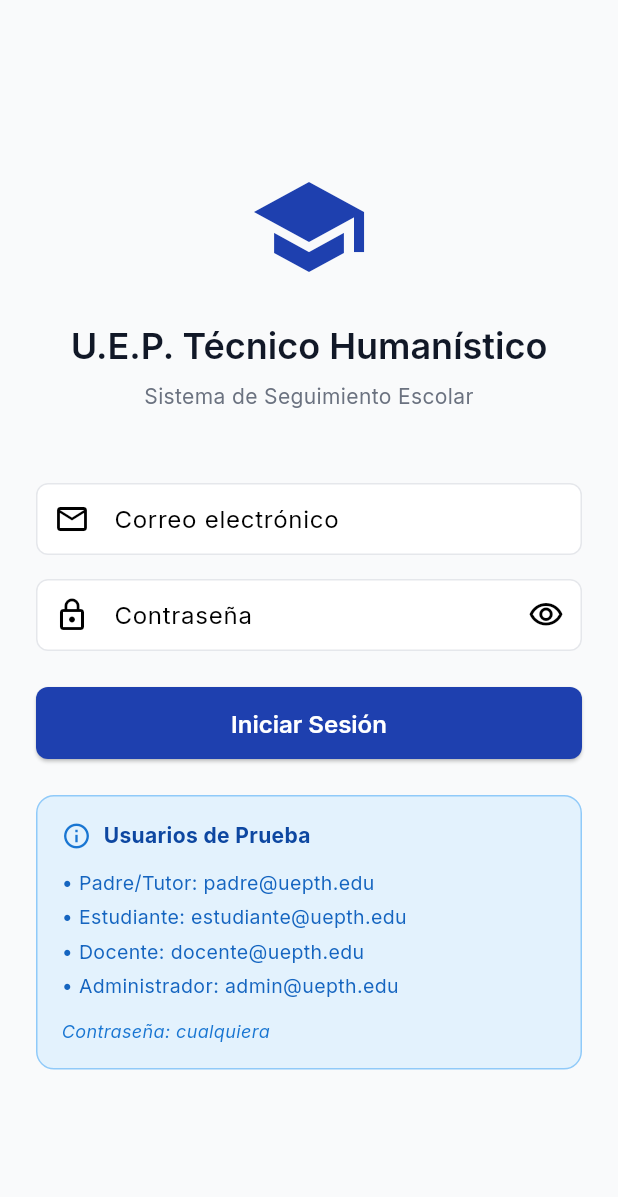
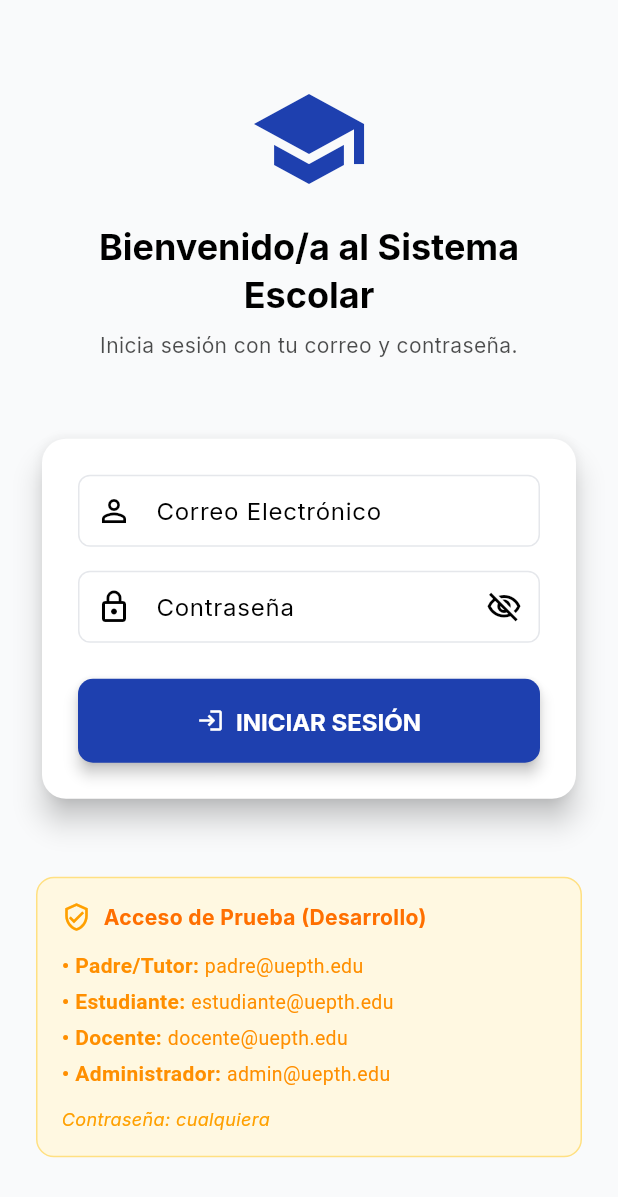
Before and after one commit to RennzoxD/colegio_app, a Flutter app: the screen it shows after launch, on a phone screen of 412 x 824 dp. Shown: the top 1197 px of the screen. Run offline on Flutter 3.47's test engine with Material 3 defaults, Android fonts, the light colour scheme and no system bars; our stand-ins replace google_fonts; accounts and stored records are empty.

Commit message:
feat: Implementación del nuevo diseño de login (Mejoras UX/UI)

```diff
--- a/lib/presentation/screens/auth/login_screen.dart
+++ b/lib/presentation/screens/auth/login_screen.dart
@@ -5,6 +5,9 @@ import '../parent/parent_dashboard.dart';
 import '../student/student_dashboard.dart';
 import '../teacher/teacher_dashboard.dart';
 import '../admin/admin_dashboard.dart';
+
+// Asumiendo que UserRole está definido en tu auth_provider.dart
+enum UserRole { parent, student, teacher, admin }
 
 /// Pantalla de Login
 class LoginScreen extends StatefulWidget {
@@ -51,7 +54,7 @@ class _LoginScreenState extends State<LoginScreen> {
       Widget dashboard;
 
       switch (user.role) {
-          case UserRole.parent:
+        case UserRole.parent: // Asegúrate de que esta línea esté presente y correcta
           dashboard = const ParentDashboard();
           break;
         case UserRole.student:
@@ -63,6 +66,14 @@ class _LoginScreenState extends State<LoginScreen> {
         case UserRole.admin:
           dashboard = const AdminDashboard();
           break;
+        // ⭐ SOLUCIÓN CLAVE: Añadir un 'default' si el rol no está cubierto o es inesperado
+        default:
+          // Puedes navegar a una pantalla de error, un login de nuevo, o un dashboard genérico.
+          // Aquí vamos a un dashboard por defecto (ej. estudiante) o mostramos un error.
+          // Para ser seguro, puedes lanzar un error o ir al dashboard de estudiante:
+          dashboard = const StudentDashboard();
+          // O podrías mostrar un error en pantalla (más recomendado para producción):
+          // throw Exception("Rol de usuario desconocido: ${user.role}");
       }
 
         // Navegar al dashboard correspondiente
@@ -75,55 +86,79 @@ class _LoginScreenState extends State<LoginScreen> {
 
   @override
   Widget build(BuildContext context) {
+    // Definimos el ancho máximo para que se vea bien en pantallas grandes (web/tablet)
+    final isLargeScreen = MediaQuery.of(context).size.width > 600;
+    final maxCardWidth = isLargeScreen ? 400.0 : double.infinity;
+
     return Scaffold(
       body: SafeArea(
         child: Center(
           child: SingleChildScrollView(
             padding: const EdgeInsets.all(24.0),
+            child: ConstrainedBox(
+              constraints: BoxConstraints(maxWidth: maxCardWidth),
               child: Consumer<AuthProvider>(
                 builder: (context, authProvider, child) {
-                return Form(
-                  key: _formKey,
-                  child: Column(
+                  return Column(
                     mainAxisAlignment: MainAxisAlignment.center,
                     crossAxisAlignment: CrossAxisAlignment.stretch,
                     children: [
-                      // Logo o icono del colegio
+                      // --- Encabezado Mejorado ---
+                      // Puedes reemplazar el Icon con un Image.asset si tienes un logo
                       Icon(
-                        Icons.school,
+                        Icons.school_sharp, // Icono ligeramente diferente
                         size: 80,
-                        color: Theme.of(context).primaryColor,
+                        color: Theme.of(context).colorScheme.primary, // Usamos colorScheme
                       ),
-                      const SizedBox(height: 24),
-
-                      // Título
+                      const SizedBox(height: 16),
                       Text(
-                        'U.E.P. Técnico Humanístico',
-                        style: Theme.of(context).textTheme.headlineMedium,
+                        'Bienvenido/a al Sistema Escolar',
+                        style: Theme.of(context).textTheme.headlineSmall?.copyWith(
+                              fontWeight: FontWeight.bold,
+                              color: Theme.of(context).colorScheme.onBackground,
+                            ),
                         textAlign: TextAlign.center,
                       ),
                       const SizedBox(height: 8),
-
-                      // Subtítulo
                       Text(
-                        'Sistema de Seguimiento Escolar',
-                        style: Theme.of(context).textTheme.bodyMedium,
+                        'Inicia sesión con tu correo y contraseña.',
+                        style: Theme.of(context).textTheme.bodyMedium?.copyWith(
+                              color: Theme.of(context).colorScheme.onBackground.withOpacity(0.7),
+                            ),
                         textAlign: TextAlign.center,
                       ),
                       const SizedBox(height: 48),
 
+                      // --- Contenedor del Formulario (Card Elevado) ---
+                      Card(
+                        elevation: 8, // Una sombra más marcada para un look moderno
+                        shape: RoundedRectangleBorder(
+                          borderRadius: BorderRadius.circular(16),
+                        ),
+                        child: Padding(
+                          padding: const EdgeInsets.all(24.0),
+                          child: Form(
+                            key: _formKey,
+                            child: Column(
+                              mainAxisSize: MainAxisSize.min, // Ocupar el espacio mínimo vertical
+                              children: [
                                 // Campo de Email
                                 TextFormField(
                                   controller: _emailController,
                                   keyboardType: TextInputType.emailAddress,
-                        decoration: const InputDecoration(
-                          labelText: 'Correo electrónico',
-                          prefixIcon: Icon(Icons.email_outlined),
+                                  decoration: InputDecoration(
+                                    labelText: 'Correo Electrónico',
+                                    prefixIcon: const Icon(Icons.person_outline), // Icono más común para login
+                                    border: OutlineInputBorder(borderRadius: BorderRadius.circular(10)), // Bordes redondeados
                                     hintText: 'ejemplo@uepth.edu',
                                   ),
                                   validator: (value) {
                                     if (value == null || value.isEmpty) {
                                       return 'Por favor ingresa tu correo';
+                                    }
+                                    // Validación simple de formato de email (opcional)
+                                    if (!value.contains('@') || !value.contains('.')) {
+                                       return 'Ingresa un correo válido';
                                     }
                                     return null;
                                   },
@@ -137,11 +172,12 @@ class _LoginScreenState extends State<LoginScreen> {
                                   decoration: InputDecoration(
                                     labelText: 'Contraseña',
                                     prefixIcon: const Icon(Icons.lock_outline),
+                                    border: OutlineInputBorder(borderRadius: BorderRadius.circular(10)), // Bordes redondeados
                                     suffixIcon: IconButton(
                                       icon: Icon(
                                         _obscurePassword
-                                ? Icons.visibility_outlined
-                                : Icons.visibility_off_outlined,
+                                            ? Icons.visibility_off_outlined
+                                            : Icons.visibility_outlined,
                                       ),
                                       onPressed: () {
                                         setState(() {
@@ -161,53 +197,49 @@ class _LoginScreenState extends State<LoginScreen> {
 
                                 // Mostrar error si hay
                                 if (authProvider.errorMessage != null)
-                        Container(
-                          padding: const EdgeInsets.all(12),
-                          margin: const EdgeInsets.only(bottom: 16),
-                          decoration: BoxDecoration(
-                            color: Colors.red.shade50,
-                            borderRadius: BorderRadius.circular(8),
-                            border: Border.all(color: Colors.red.shade200),
+                                  _buildErrorMessage(context, authProvider.errorMessage!),
+
+                                // Botón de Iniciar Sesión
+                                SizedBox(
+                                  height: 56, // Botón un poco más alto
+                                  child: ElevatedButton.icon(
+                                    icon: authProvider.isLoading ? const SizedBox.shrink() : const Icon(Icons.login),
+                                    label: authProvider.isLoading
+                                        ? const SizedBox(
+                                            height: 20,
+                                            width: 20,
+                                            child: CircularProgressIndicator(
+                                              strokeWidth: 2.5, // Grosor ligeramente mayor
+                                              color: Colors.white,
                                             ),
-                          child: Row(
-                            children: [
-                              Icon(Icons.error_outline, color: Colors.red.shade700),
-                              const SizedBox(width: 8),
-                              Expanded(
-                                child: Text(
-                                  authProvider.errorMessage!,
-                                  style: TextStyle(color: Colors.red.shade700),
+                                          )
+                                        : const Text('INICIAR SESIÓN', style: TextStyle(fontSize: 16, fontWeight: FontWeight.bold)),
+                                    onPressed: authProvider.isLoading ? null : _handleLogin,
+                                    style: ElevatedButton.styleFrom(
+                                      shape: RoundedRectangleBorder(
+                                        borderRadius: BorderRadius.circular(10), // Borde redondeado
+                                      ),
+                                      minimumSize: const Size(double.infinity, 56), // Asegura ancho completo
+                                      backgroundColor: Theme.of(context).colorScheme.primary, // Usa el color primario
+                                      foregroundColor: Theme.of(context).colorScheme.onPrimary, // Texto en color opuesto al primario
+                                      elevation: 4,
+                                    ),
                                   ),
                                 ),
                               ],
                             ),
                           ),
-
-                      // Botón de Iniciar Sesión
-                      SizedBox(
-                        height: 48,
-                        child: ElevatedButton(
-                          onPressed: authProvider.isLoading ? null : _handleLogin,
-                          child: authProvider.isLoading
-                            ? const SizedBox(
-                                height: 20,
-                                width: 20,
-                                child: CircularProgressIndicator(
-                                  strokeWidth: 2,
-                                  color: Colors.white,
-                                ),
-                              )
-                            : const Text('Iniciar Sesión'),
                         ),
                       ),
-                      const SizedBox(height: 24),
+                      const SizedBox(height: 48),
 
-                      // Información de prueba
+                      // Información de prueba (Movida fuera del Card principal)
+                      if (authProvider.currentUser == null) // Solo si no ha iniciado sesión
                          _buildTestInfoCard(),
                     ],
-                  ),
                   );
                 },
+              ),
             ),
           ),
         ),
@@ -215,27 +247,53 @@ class _LoginScreenState extends State<LoginScreen> {
     );
   }
 
-  /// Card con información de usuarios de prueba
+  // Widget para el mensaje de error (Ligeramente ajustado)
+  Widget _buildErrorMessage(BuildContext context, String message) {
+    return Container(
+      padding: const EdgeInsets.all(12),
+      margin: const EdgeInsets.only(bottom: 16),
+      decoration: BoxDecoration(
+        color: Theme.of(context).colorScheme.error.withOpacity(0.1),
+        borderRadius: BorderRadius.circular(8),
+        border: Border.all(color: Theme.of(context).colorScheme.error.withOpacity(0.5)),
+      ),
+      child: Row(
+        children: [
+          Icon(Icons.error, color: Theme.of(context).colorScheme.error),
+          const SizedBox(width: 8),
+          Expanded(
+            child: Text(
+              message,
+              style: TextStyle(color: Theme.of(context).colorScheme.error, fontWeight: FontWeight.w500),
+            ),
+          ),
+        ],
+      ),
+    );
+  }
+
+
+  /// Card con información de usuarios de prueba (Colores y estilo ajustados)
   Widget _buildTestInfoCard() {
     return Container(
       padding: const EdgeInsets.all(16),
       decoration: BoxDecoration(
-        color: Colors.blue.shade50,
+        color: Colors.amber.shade50,
         borderRadius: BorderRadius.circular(12),
-        border: Border.all(color: Colors.blue.shade200),
+        border: Border.all(color: Colors.amber.shade200),
       ),
       child: Column(
         crossAxisAlignment: CrossAxisAlignment.start,
         children: [
           Row(
             children: [
-              Icon(Icons.info_outline, color: Colors.blue.shade700, size: 20),
+              Icon(Icons.verified_user_outlined, color: Colors.amber.shade700, size: 20),
               const SizedBox(width: 8),
               Text(
-                'Usuarios de Prueba',
+                'Acceso de Prueba (Desarrollo)',
                 style: TextStyle(
                   fontWeight: FontWeight.bold,
-                  color: Colors.blue.shade900,
+                  color: Colors.amber.shade900,
                 ),
               ),
             ],
@@ -250,7 +308,7 @@ class _LoginScreenState extends State<LoginScreen> {
             'Contraseña: cualquiera',
             style: TextStyle(
               fontSize: 12,
-              color: Colors.blue.shade700,
+              color: Colors.amber.shade700,
               fontStyle: FontStyle.italic,
             ),
           ),
@@ -262,11 +320,24 @@ class _LoginScreenState extends State<LoginScreen> {
   Widget _buildTestUser(String role, String email) {
     return Padding(
       padding: const EdgeInsets.only(bottom: 4),
-      child: Text(
-        '• $role: $email',
+      child: Text.rich(
+        TextSpan(
+          children: [
+            TextSpan(
+              text: '• $role: ',
+              style: TextStyle(
+                fontWeight: FontWeight.w600,
+                color: Colors.amber.shade800,
+              ),
+            ),
+            TextSpan(
+              text: email,
               style: TextStyle(
                 fontSize: 13,
-          color: Colors.blue.shade800,
+                color: Colors.amber.shade800,
+              ),
+            ),
+          ],
         ),
       ),
     );
```
Also changed, not shown: pubspec.yaml (+7 -0 lines), pubspec.lock. Lines whose indentation alone changed are shown as unchanged.
